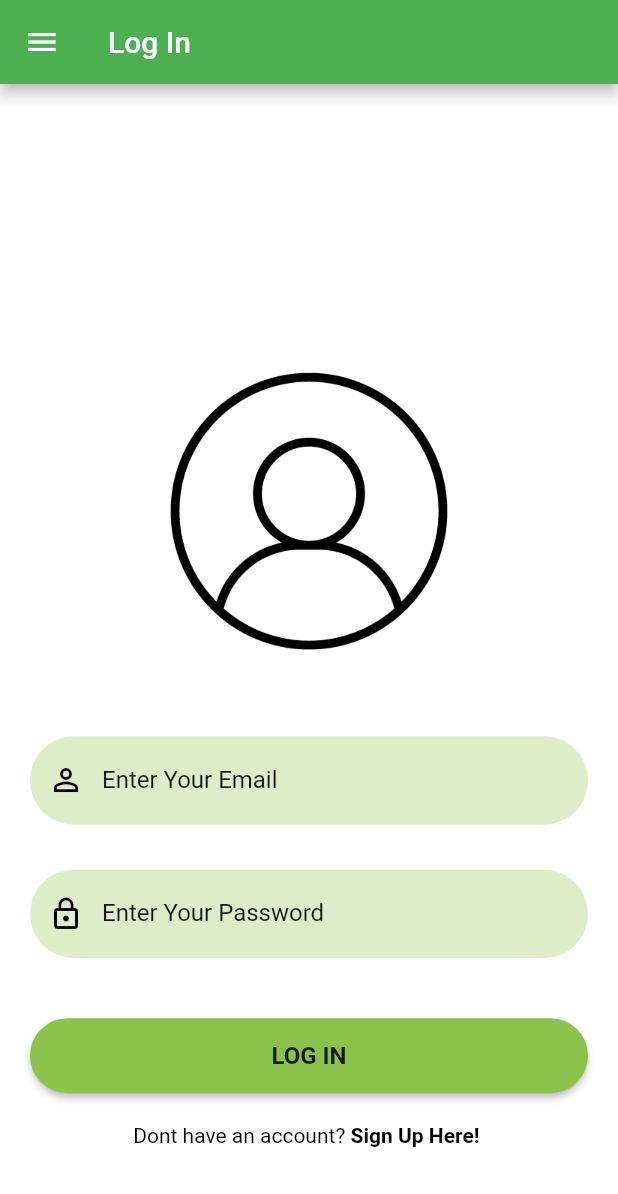
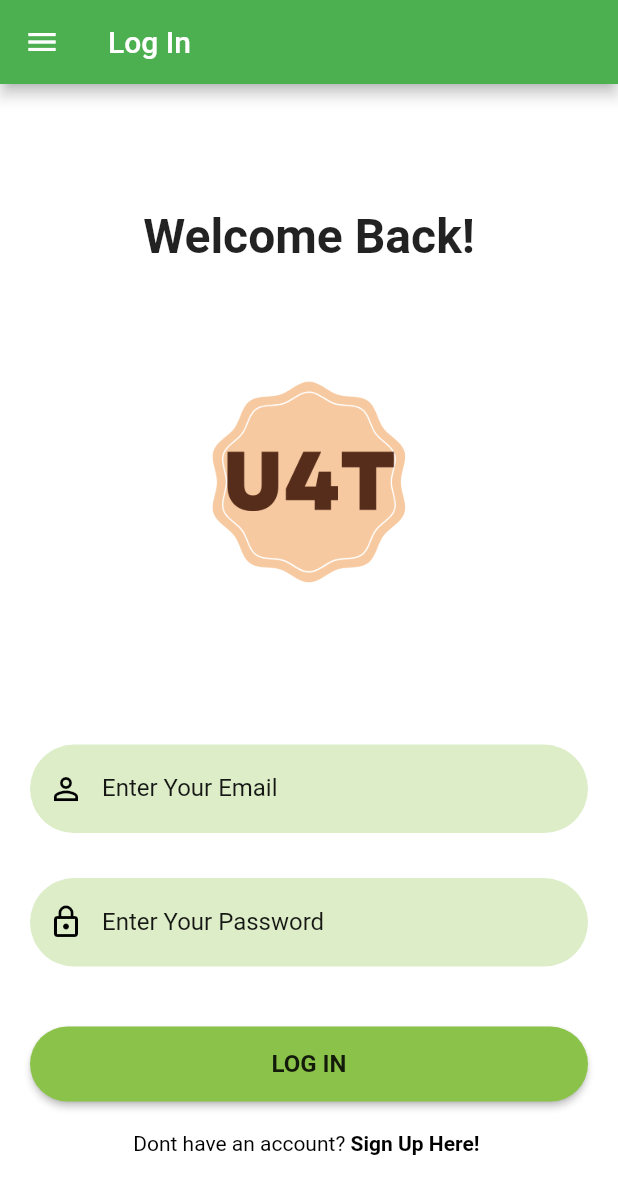
Before and after one commit to Lovyania/ulam-4-tonyt, a Flutter app: the screen it shows after launch, in the side drawer, after a tap on "Guest", on a phone screen of 412 x 824 dp. Shown: the top 1194 px of the screen. Run offline on Flutter 3.47's test engine with Material 2 defaults, Android fonts, the phone set to English and light mode, and no system bars; our stand-ins replace cached_network_image, conditional_builder_null_safety, firebase_auth, firebase_core, flutter_fortune_wheel, rxdart; accounts and stored records are empty.

Commit message:
improved ui

```diff
--- a/lib/main.dart
+++ b/lib/main.dart
@@ -48,7 +48,7 @@ class _SplashScreenState extends State<SplashScreen> {
   @override
   Widget build(BuildContext context) {
     return Scaffold(
-      backgroundColor: Colors.green,
+      backgroundColor: Color(0xFF5e8532),
       body: Center(
         child: Column(
           mainAxisAlignment: MainAxisAlignment.center,
--- a/lib/screens/login.dart
+++ b/lib/screens/login.dart
@@ -47,9 +47,14 @@ class _LoginState extends State<LoginPage> {
           child: SingleChildScrollView(
               child: Padding(
                   padding: EdgeInsets.fromLTRB(
-                      20, MediaQuery.of(context).size.height * 0.2, 20, 0),
+                      20, MediaQuery.of(context).size.height * 0.1, 20, 0),
                   child: Column(children: <Widget>[
-                    logoWidget("assets/user.jpg"),
+                    Text("Welcome Back!", style: TextStyle(fontSize: 32, fontWeight: FontWeight.bold),),
+                    Image.asset(
+                      "assets/logo2.png",
+                      height: 290, // set the height of the image
+                      width: 290, // set the width of the image
+                    ),
                     SizedBox(
                       height: 30,
                     ),
--- a/lib/screens/newhome.dart
+++ b/lib/screens/newhome.dart
@@ -124,7 +124,7 @@ class _RecipeSearchPageState extends State<RecipeSearchPage> {
                 Text(
                   'Categories',
                   style: TextStyle(
-                    fontSize: 18,
+                    fontSize: 20,
                     fontWeight: FontWeight.bold,
                   ),
                 ),
@@ -263,6 +263,19 @@ class _RecipeSearchPageState extends State<RecipeSearchPage> {
                 ),
               ),
             ),
+            SizedBox(height: 8),
+            Row(
+              children: [
+                Text(
+                  'Recipes',
+                  style: TextStyle(
+                    fontSize: 20,
+                    fontWeight: FontWeight.bold,
+                  ),
+                ),
+              ],
+            ),
+            SizedBox(height: 8),
             Expanded(
               child: ConditionalBuilder(
                 condition: _searchResults.isNotEmpty,
--- a/pubspec.yaml
+++ b/pubspec.yaml
@@ -30,7 +30,7 @@ flutter:
 
   assets:
     - assets/logo.png
-    - assets/user.jpg
+    - assets/logo2.png
     - assets/users.png
     - assets/breakfast.jpg
     - assets/lunch.jpg
```
Also changed, not shown: lib/screens/signup.dart (+8 -3 lines), assets/logo.png, assets/logo2.png (added), assets/user.jpg (deleted).
